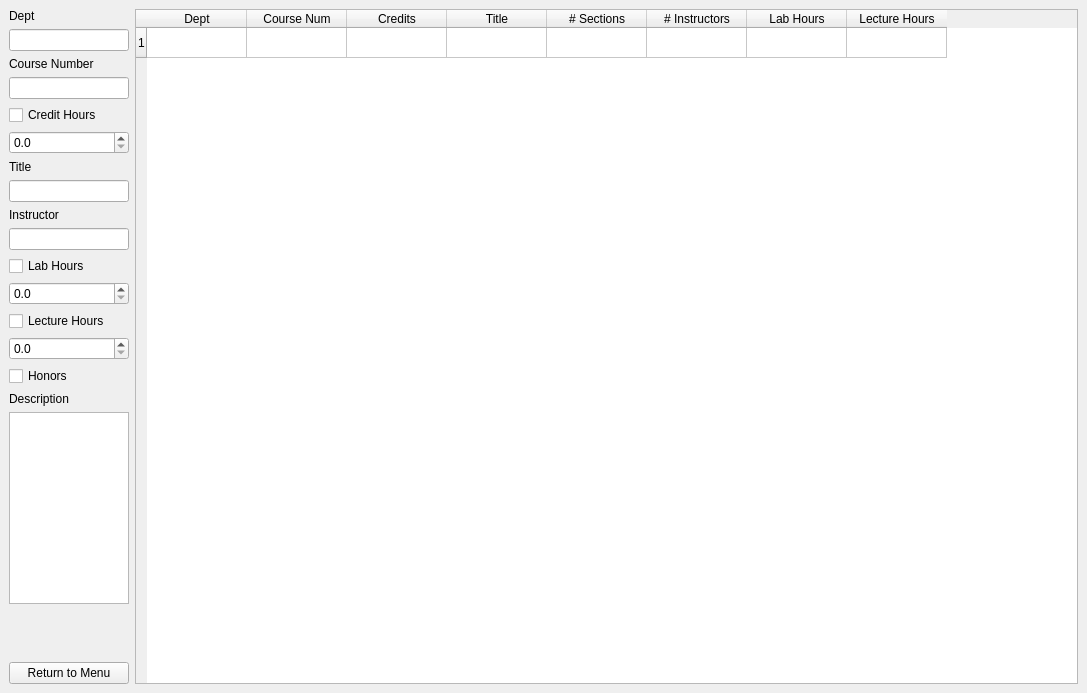
rcxwhiz/BYUScheduler2, file UI/browse_course_window.ui: the form before one commit.
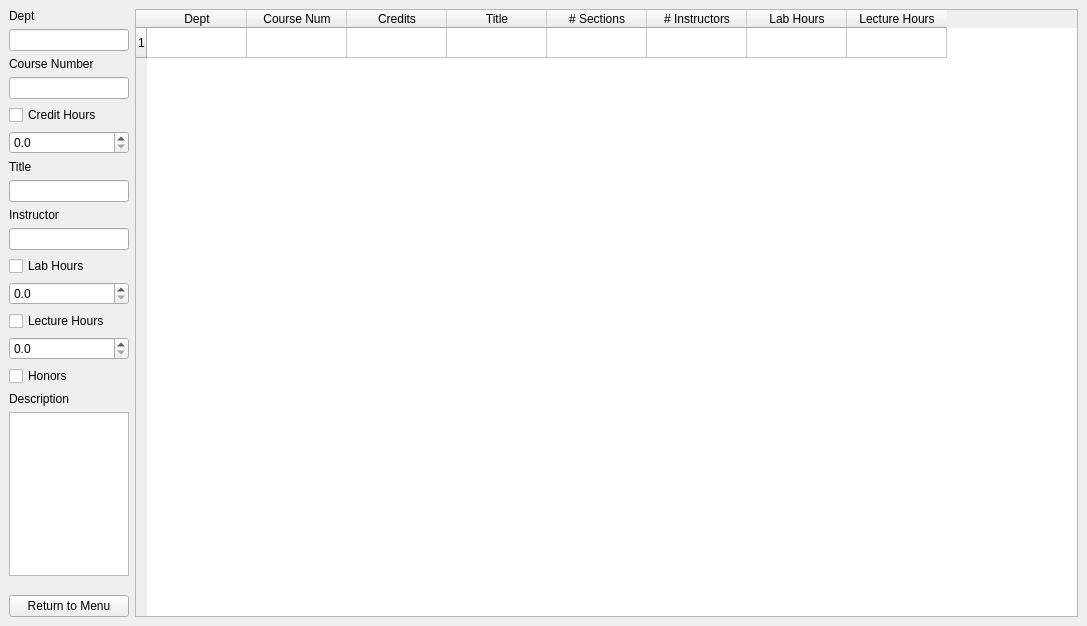
The form after the commit.

```diff
--- a/UI/browse_course_window.ui
+++ b/UI/browse_course_window.ui
@@ -7,7 +7,7 @@
                 <x>0</x>
                 <y>0</y>
                 <width>1087</width>
-                <height>693</height>
+                <height>626</height>
             </rect>
         </property>
         <property name="windowTitle">
```
